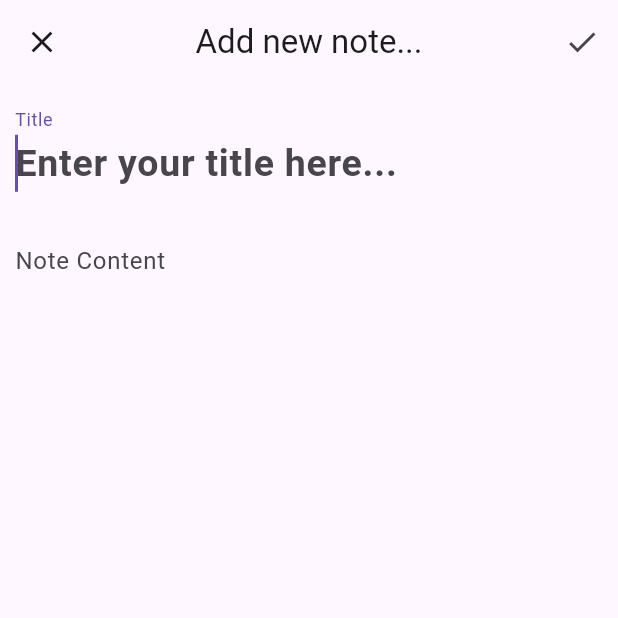
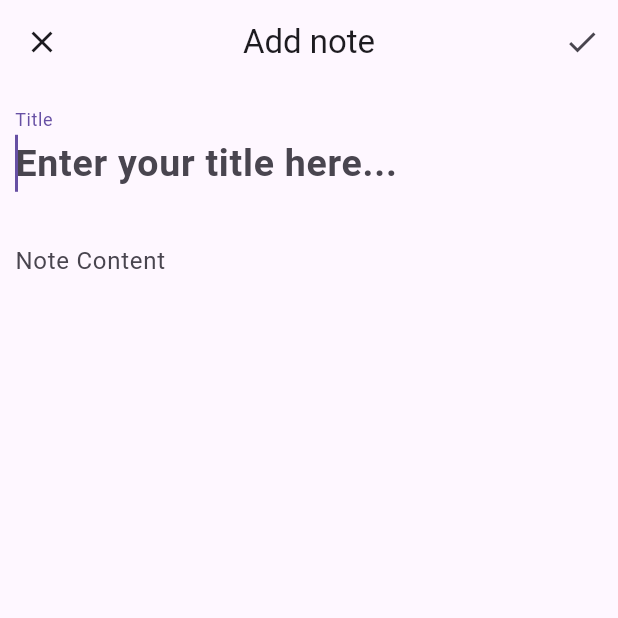
Before and after one commit to Nirajgns/flutter_todo_app, a Flutter app: the screen it shows after launch, after a tap on "Add Note", on a phone screen of 412 x 824 dp, the top half of it. Run offline on Flutter 3.47's test engine with Material 3 defaults, Android fonts, the phone set to English and light mode, and no system bars.

```diff
--- a/lib/pages/add_new_note.dart
+++ b/lib/pages/add_new_note.dart
@@ -5,7 +5,9 @@ import 'package:todo_app/providers/notes_provoder.dart';
 import 'package:uuid/uuid.dart';
 
 class AddNewNotePage extends StatefulWidget {
-  const AddNewNotePage({super.key});
+  final bool isUpdate;
+  final Note? note;
+  const AddNewNotePage({super.key, required this.isUpdate, this.note});
 
   @override
   State<AddNewNotePage> createState() => _AddNewNotePageState();
@@ -30,6 +32,23 @@ class _AddNewNotePageState extends State<AddNewNotePage> {
     Navigator.pop(context);
   }
 
+  void updateNote() {
+    widget.note!.title = titleController.text;
+    widget.note!.content = contentController.text;
+
+    Provider.of<NotesProvider>(context, listen: false).updateNote(widget.note!);
+    Navigator.pop(context);
+  }
+
+  @override
+  void initState() {
+    super.initState();
+    if (widget.isUpdate) {
+      titleController.text = widget.note!.title!;
+      contentController.text = widget.note!.title!;
+    }
+  }
+
   @override
   Widget build(BuildContext context) {
     return Scaffold(
@@ -37,12 +56,12 @@ class _AddNewNotePageState extends State<AddNewNotePage> {
         actions: [
           IconButton(
               onPressed: () {
-                addNewNote();
+                widget.isUpdate ? updateNote() : addNewNote();
               },
               icon: const Icon(Icons.check))
         ],
         centerTitle: true,
-        title: const Text("Add new note..."),
+        title: Text(widget.isUpdate ? "Update note" : "Add note"),
       ),
       body: Padding(
         padding: const EdgeInsets.all(10.0),
@@ -57,7 +76,7 @@ class _AddNewNotePageState extends State<AddNewNotePage> {
                   titleFocus.requestFocus();
                 }
               },
-              autofocus: true,
+              autofocus: widget.isUpdate ? false : true,
               focusNode: titleFocus,
               style: const TextStyle(fontSize: 25, fontWeight: FontWeight.bold),
               decoration: const InputDecoration(
--- a/lib/pages/home_screen.dart
+++ b/lib/pages/home_screen.dart
@@ -18,14 +18,31 @@ class HomeScreen extends StatelessWidget {
         centerTitle: true,
       ),
       body: SafeArea(
-        child: GridView.builder(
+        child: (notesProvider.notes.isNotEmpty)
+            ? GridView.builder(
                 gridDelegate: const SliverGridDelegateWithFixedCrossAxisCount(
                     crossAxisCount: 2),
                 itemCount: notesProvider.notes.length,
                 itemBuilder: (context, index) {
                   Note currentNote = notesProvider.notes[index];
 
-            return Container(
+                  return GestureDetector(
+                    onTap: () {
+                      Navigator.push(
+                        context,
+                        MaterialPageRoute(
+                          builder: (context) => AddNewNotePage(
+                            isUpdate: true,
+                            note: currentNote,
+                          ),
+                        ),
+                      );
+                    },
+                    onLongPress: () {
+                      //deletes note
+                      notesProvider.deleteNote(currentNote);
+                    },
+                    child: Container(
                       margin: const EdgeInsets.all(5),
                       padding: const EdgeInsets.all(8.0),
                       decoration: BoxDecoration(
@@ -50,8 +67,16 @@ class HomeScreen extends StatelessWidget {
                           )
                         ],
                       ),
+                    ),
                   );
                 },
+              )
+            : const Center(
+                child: Text(
+                  "You haven't created any notes yet...",
+                  style: TextStyle(fontSize: 30),
+                  textAlign: TextAlign.center,
+                ),
               ),
       ),
       floatingActionButton: FloatingActionButton.extended(
@@ -60,7 +85,9 @@ class HomeScreen extends StatelessWidget {
               context,
               CupertinoPageRoute(
                 fullscreenDialog: true,
-                builder: (context) => const AddNewNotePage(),
+                builder: (context) => const AddNewNotePage(
+                  isUpdate: false,
+                ),
               ),
             );
           },
```
Also changed, not shown: lib/providers/notes_provoder.dart (+11 -2 lines). Lines whose indentation alone changed are shown as unchanged.
